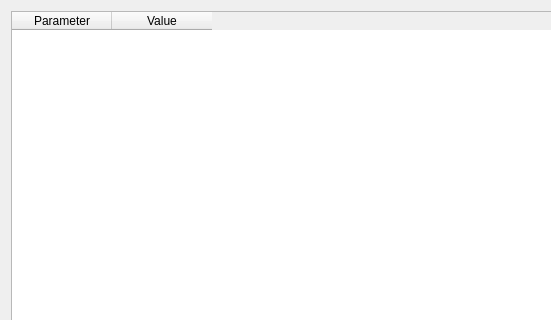
Qt form parameterlist.ui (Enem-20/CGS) before a commit; both pictures show x 0 to 551 and y 0 to 320 of the 827 by 534 pixel window.
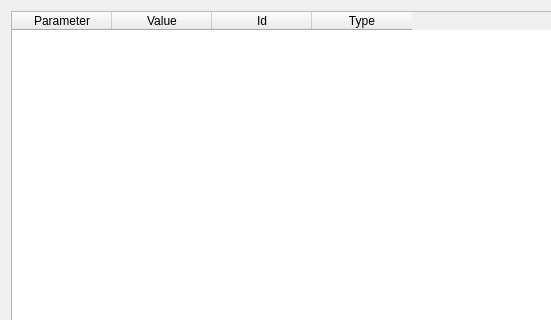
The same form after that commit.

Diff of the .ui file:
```diff
--- a/parameterlist.ui
+++ b/parameterlist.ui
@@ -16,6 +16,9 @@
   <layout class="QGridLayout" name="gridLayout">
    <item row="0" column="0">
     <widget class="QTableWidget" name="tableWidget">
+     <property name="sizeAdjustPolicy">
+      <enum>QAbstractScrollArea::SizeAdjustPolicy::AdjustToContents</enum>
+     </property>
      <property name="sortingEnabled">
       <bool>true</bool>
      </property>
@@ -29,6 +32,16 @@
        <string>Value</string>
       </property>
      </column>
+     <column>
+      <property name="text">
+       <string>Id</string>
+      </property>
+     </column>
+     <column>
+      <property name="text">
+       <string>Type</string>
+      </property>
+     </column>
     </widget>
    </item>
    <item row="0" column="1">
```
Left out of the diff: 6 changed lines with no effect on the pictures.
